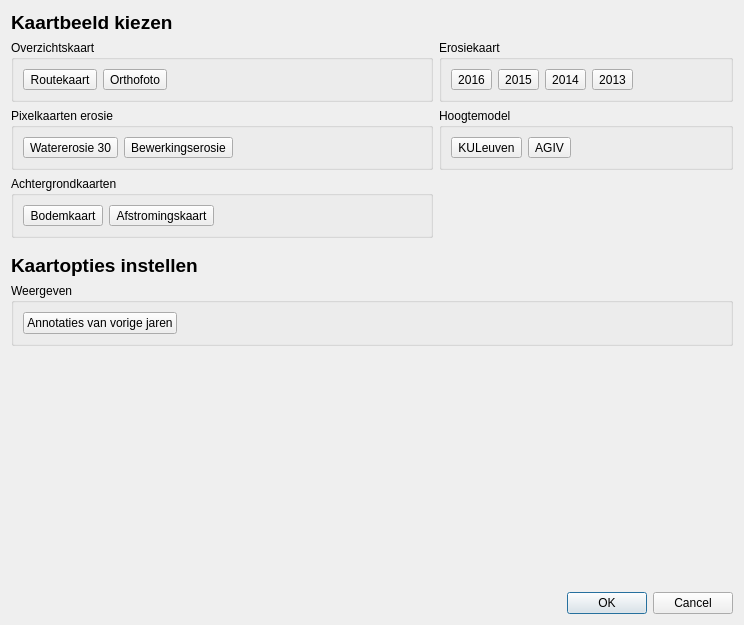
Before: the Qt Designer form ui_mapswitchdialog.ui in DOV-Vlaanderen/erosiebezwaren, drawn with Qt 5.
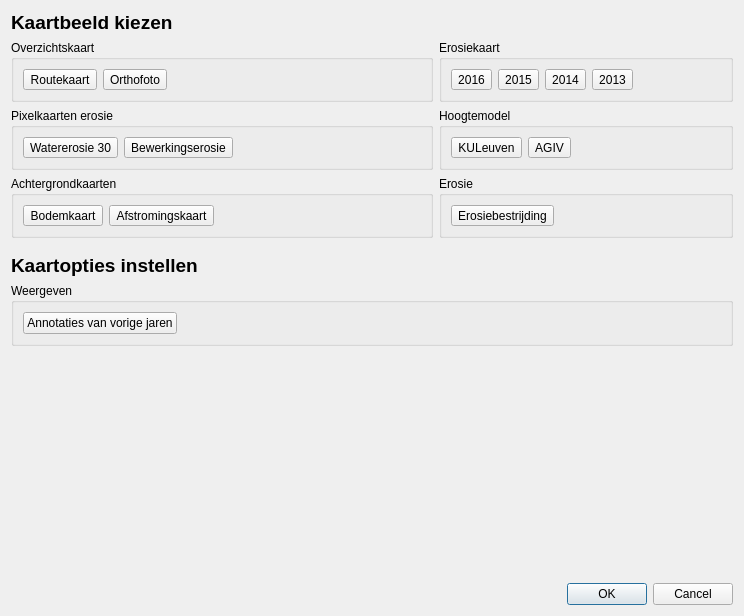
After: the same form once the commit is applied. Icons and pictures are not drawn. Custom widgets are drawn as their Qt base class.

```diff
--- a/ui_mapswitchdialog.ui
+++ b/ui_mapswitchdialog.ui
@@ -7,7 +7,7 @@
     <x>0</x>
     <y>0</y>
     <width>744</width>
-    <height>625</height>
+    <height>616</height>
    </rect>
   </property>
   <property name="windowTitle">
@@ -398,6 +398,48 @@
        </layout>
       </widget>
      </item>
+     <item row="2" column="1">
+      <widget class="QGroupBox" name="groupBox_7">
+       <property name="title">
+        <string>Erosie</string>
+       </property>
+       <layout class="QHBoxLayout" name="horizontalLayout_6">
+        <item>
+         <widget class="QToolButton" name="btn_erosiebestrijding">
+          <property name="text">
+           <string>Erosiebestrijding</string>
+          </property>
+          <property name="icon">
+           <iconset resource="resources.qrc">
+            <normaloff>:/icons/icons/map.png</normaloff>:/icons/icons/map.png</iconset>
+          </property>
+          <property name="iconSize">
+           <size>
+            <width>64</width>
+            <height>64</height>
+           </size>
+          </property>
+          <property name="toolButtonStyle">
+           <enum>Qt::ToolButtonTextUnderIcon</enum>
+          </property>
+         </widget>
+        </item>
+        <item>
+         <spacer name="horizontalSpacer_6">
+          <property name="orientation">
+           <enum>Qt::Horizontal</enum>
+          </property>
+          <property name="sizeHint" stdset="0">
+           <size>
+            <width>168</width>
+            <height>20</height>
+           </size>
+          </property>
+         </spacer>
+        </item>
+       </layout>
+      </widget>
+     </item>
     </layout>
    </item>
    <item>
```
